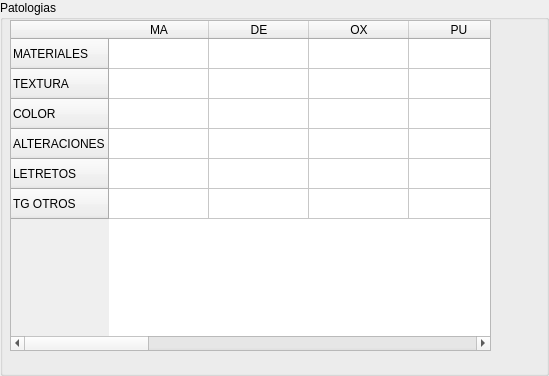
This is forms/patologiaform.ui in agimenezpy/CentroHistorico as Qt 5 draws it before an edit. The edited form follows.
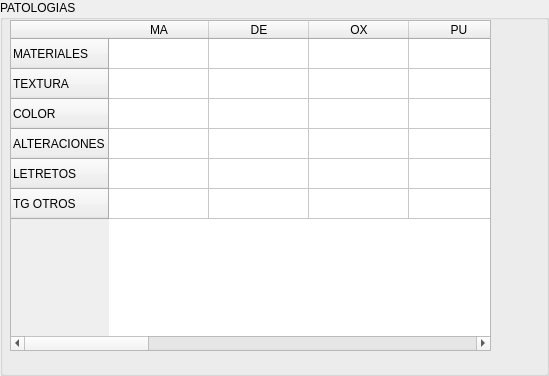
This is the edited form.

What changed in the file:
```diff
--- a/forms/patologiaform.ui
+++ b/forms/patologiaform.ui
@@ -19,7 +19,7 @@
    <string>Patologias</string>
   </property>
   <property name="title">
-   <string>Patologias</string>
+   <string>PATOLOGIAS</string>
   </property>
   <widget class="QTableWidget" name="tableWidget">
    <property name="geometry">
```
